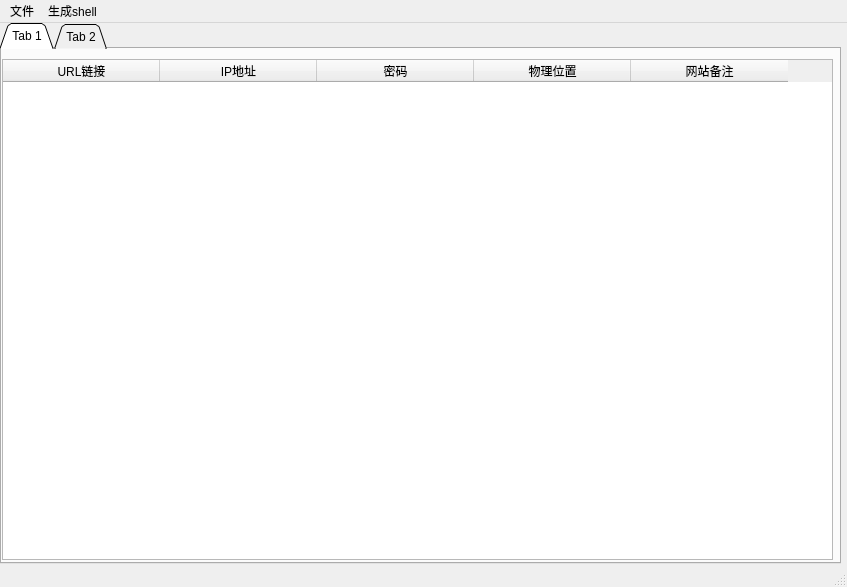
This is mainWindowFront.ui in 0xr1ngs/Webshell-Management-Tool as Qt 5 draws it before an edit. The edited form follows.
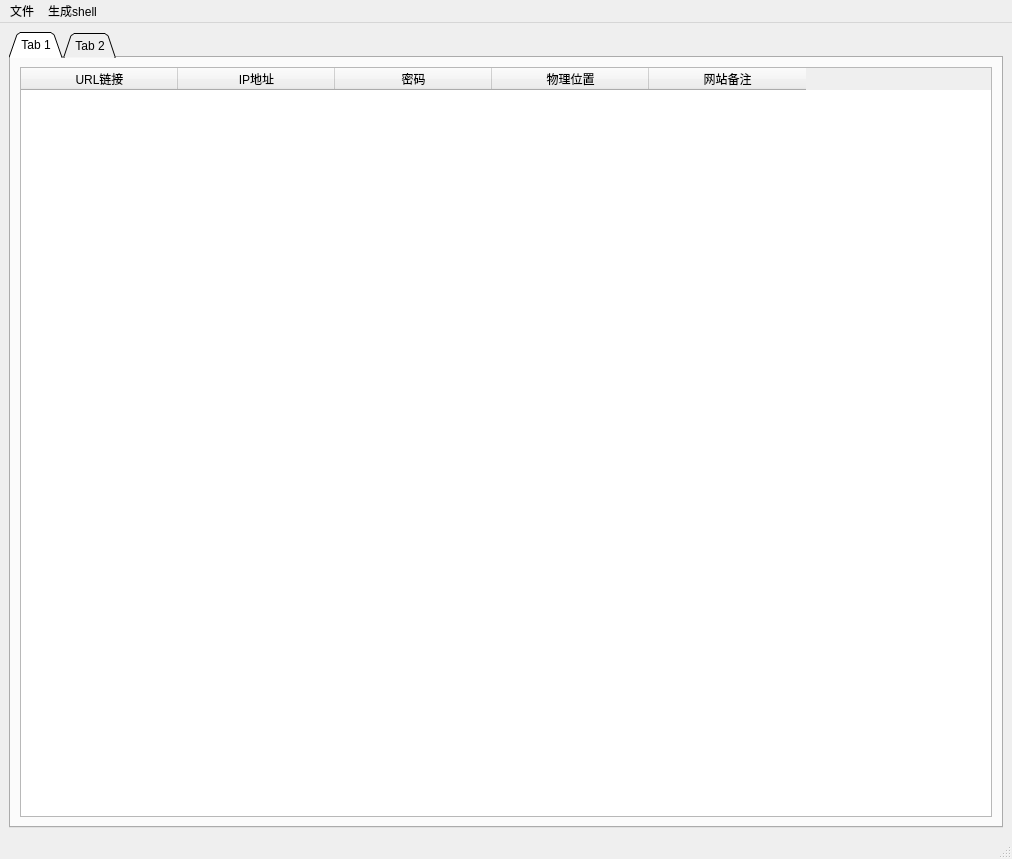
This is the edited form. The open tabs and pages were chosen to show the change. Icons and pictures are not drawn.

```diff
--- a/mainWindowFront.ui
+++ b/mainWindowFront.ui
@@ -6,10 +6,16 @@
    <rect>
     <x>0</x>
     <y>0</y>
-    <width>847</width>
-    <height>587</height>
+    <width>1012</width>
+    <height>859</height>
    </rect>
   </property>
+  <property name="minimumSize">
+   <size>
+    <width>800</width>
+    <height>600</height>
+   </size>
+  </property>
   <property name="windowTitle">
    <string>Shell管理工具</string>
   </property>
@@ -21,15 +27,9 @@
    <number>0</number>
   </property>
   <widget class="QWidget" name="centralwidget">
+   <layout class="QHBoxLayout" name="horizontalLayout">
+    <item>
    <widget class="QTabWidget" name="tabWidget">
-    <property name="geometry">
-     <rect>
-      <x>0</x>
-      <y>0</y>
-      <width>841</width>
-      <height>541</height>
-     </rect>
-    </property>
     <property name="tabShape">
      <enum>QTabWidget::Triangular</enum>
     </property>
@@ -49,21 +49,21 @@
      <attribute name="title">
       <string>Tab 1</string>
      </attribute>
+       <layout class="QHBoxLayout" name="horizontalLayout_2">
+        <item>
      <widget class="QTableWidget" name="tableWidget">
-      <property name="geometry">
-       <rect>
-        <x>0</x>
-        <y>10</y>
-        <width>831</width>
-        <height>501</height>
-       </rect>
-      </property>
       <property name="sizePolicy">
-       <sizepolicy hsizetype="Maximum" vsizetype="Expanding">
+           <sizepolicy hsizetype="Expanding" vsizetype="Expanding">
         <horstretch>0</horstretch>
         <verstretch>0</verstretch>
        </sizepolicy>
       </property>
+          <property name="minimumSize">
+           <size>
+            <width>256</width>
+            <height>0</height>
+           </size>
+          </property>
       <property name="font">
        <font>
         <pointsize>9</pointsize>
@@ -122,20 +122,15 @@
        </property>
       </column>
      </widget>
+        </item>
+       </layout>
     </widget>
     <widget class="QWidget" name="tab_2">
      <attribute name="title">
       <string>Tab 2</string>
      </attribute>
-     <widget class="QWidget" name="layoutWidget">
-      <property name="geometry">
-       <rect>
-        <x>0</x>
-        <y>0</y>
-        <width>831</width>
-        <height>521</height>
-       </rect>
-      </property>
+       <layout class="QGridLayout" name="gridLayout_2">
+        <item row="0" column="0">
       <layout class="QGridLayout" name="gridLayout">
        <item row="1" column="1">
         <widget class="QTableWidget" name="tableWidget_2">
@@ -226,9 +221,12 @@
         </widget>
        </item>
       </layout>
-     </widget>
-    </widget>
-   </widget>
+        </item>
+       </layout>
+      </widget>
+     </widget>
+    </item>
+   </layout>
   </widget>
   <widget class="QStatusBar" name="statusbar"/>
   <widget class="QMenuBar" name="menubar">
@@ -236,7 +234,7 @@
     <rect>
      <x>0</x>
      <y>0</y>
-     <width>847</width>
+     <width>1012</width>
      <height>23</height>
     </rect>
    </property>
```
Lines whose indentation alone changed are shown as unchanged.
